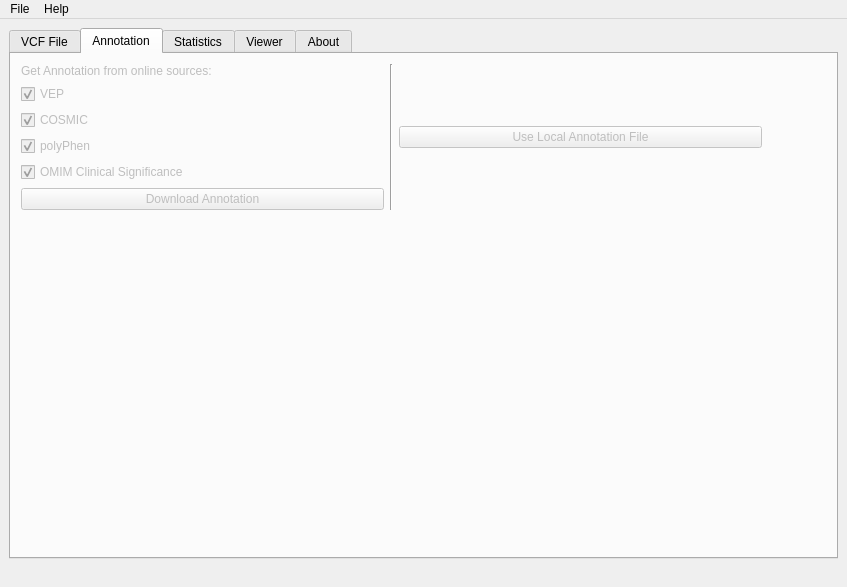
Old version of the form MetallaxisGui.ui in the repository seanlaidlaw/Metallaxis.
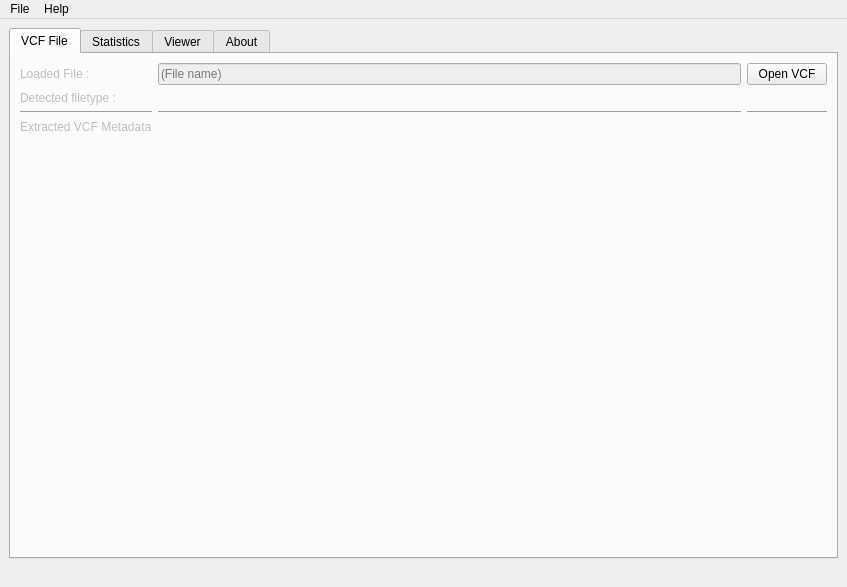
New version of the form. The open tabs and pages were chosen to show the change.

Commit message:
add automatic annotation feature
-remove Annotation tab from Gui.ui
-add Annotate checkbox to Settings.ui that when turned on and another VCF is loaded, will do an API call to VEP to annotate the variants with accepted IDs

Diff of the .ui file:
```diff
--- a/MetallaxisGui.ui
+++ b/MetallaxisGui.ui
@@ -165,148 +165,6 @@
         </item>
        </layout>
       </widget>
-      <widget class="QWidget" name="tab">
-       <attribute name="title">
-        <string>Annotation</string>
-       </attribute>
-       <widget class="QWidget" name="gridLayoutWidget">
-        <property name="geometry">
-         <rect>
-          <x>10</x>
-          <y>10</y>
-          <width>741</width>
-          <height>491</height>
-         </rect>
-        </property>
-        <layout class="QGridLayout" name="gridLayout_3">
-         <item row="0" column="0">
-          <layout class="QHBoxLayout" name="horizontalLayout_6">
-           <item>
-            <layout class="QVBoxLayout" name="verticalLayout_3">
-             <item>
-              <widget class="QLabel" name="get_annotation_label_2">
-               <property name="enabled">
-                <bool>false</bool>
-               </property>
-               <property name="text">
-                <string>Get Annotation from online sources:</string>
-               </property>
-              </widget>
-             </item>
-             <item>
-              <widget class="QCheckBox" name="vep_dl_checkBox_2">
-               <property name="enabled">
-                <bool>false</bool>
-               </property>
-               <property name="text">
-                <string>VEP</string>
-               </property>
-               <property name="checkable">
-                <bool>true</bool>
-               </property>
-               <property name="checked">
-                <bool>true</bool>
-               </property>
-              </widget>
-             </item>
-             <item>
-              <widget class="QCheckBox" name="cosmic_dl_checkBox_2">
-               <property name="enabled">
-                <bool>false</bool>
-               </property>
-               <property name="text">
-                <string>COSMIC</string>
-               </property>
-               <property name="checked">
-                <bool>true</bool>
-               </property>
-              </widget>
-             </item>
-             <item>
-              <widget class="QCheckBox" name="polyphen_dl_checkBox_2">
-               <property name="enabled">
-                <bool>false</bool>
-               </property>
-               <property name="text">
-                <string>polyPhen</string>
-               </property>
-               <property name="checked">
-                <bool>true</bool>
-               </property>
-              </widget>
-             </item>
-             <item>
-              <widget class="QCheckBox" name="OMIM_dl_checkBox_2">
-               <property name="enabled">
-                <bool>false</bool>
-               </property>
-               <property name="text">
-                <string>OMIM Clinical Significance</string>
-               </property>
-               <property name="checked">
-                <bool>true</bool>
-               </property>
-              </widget>
-             </item>
-             <item>
-              <widget class="QPushButton" name="download_annotation_button_2">
-               <property name="enabled">
-                <bool>false</bool>
-               </property>
-               <property name="text">
-                <string>Download Annotation</string>
-               </property>
-              </widget>
-             </item>
-            </layout>
-           </item>
-           <item>
-            <widget class="Line" name="line_5">
-             <property name="orientation">
-              <enum>Qt::Vertical</enum>
-             </property>
-            </widget>
-           </item>
-           <item>
-            <widget class="QPushButton" name="use_local_annotation_button_2">
-             <property name="enabled">
-              <bool>false</bool>
-             </property>
-             <property name="text">
-              <string>Use Local Annotation File</string>
-             </property>
-             <property name="checkable">
-              <bool>false</bool>
-             </property>
-             <property name="autoDefault">
-              <bool>false</bool>
-             </property>
-             <property name="default">
-              <bool>false</bool>
-             </property>
-             <property name="flat">
-              <bool>false</bool>
-             </property>
-            </widget>
-           </item>
-          </layout>
-         </item>
-         <item row="1" column="0">
-          <spacer name="verticalSpacer_4">
-           <property name="orientation">
-            <enum>Qt::Vertical</enum>
-           </property>
-           <property name="sizeHint" stdset="0">
-            <size>
-             <width>20</width>
-             <height>40</height>
-            </size>
-           </property>
-          </spacer>
-         </item>
-        </layout>
-       </widget>
-      </widget>
       <widget class="QWidget" name="statistics_tab">
        <property name="enabled">
         <bool>false</bool>
```
The commit also changes 2 other files.
